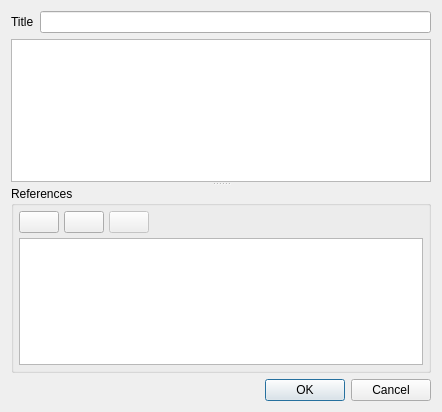
The window that AddQuoteDlg.ui (congchenutd/papernet) describes before a commit, drawn with Qt 5.
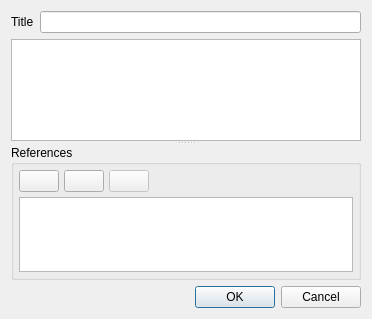
The same window after the commit. Icons and pictures are not drawn.

Commit message: + export to BibFixer

```diff
--- a/AddQuoteDlg.ui
+++ b/AddQuoteDlg.ui
@@ -6,8 +6,8 @@
    <rect>
     <x>0</x>
     <y>0</y>
-    <width>442</width>
-    <height>412</height>
+    <width>372</width>
+    <height>319</height>
    </rect>
   </property>
   <property name="windowTitle">
```
The commit also changes 1 other file.
